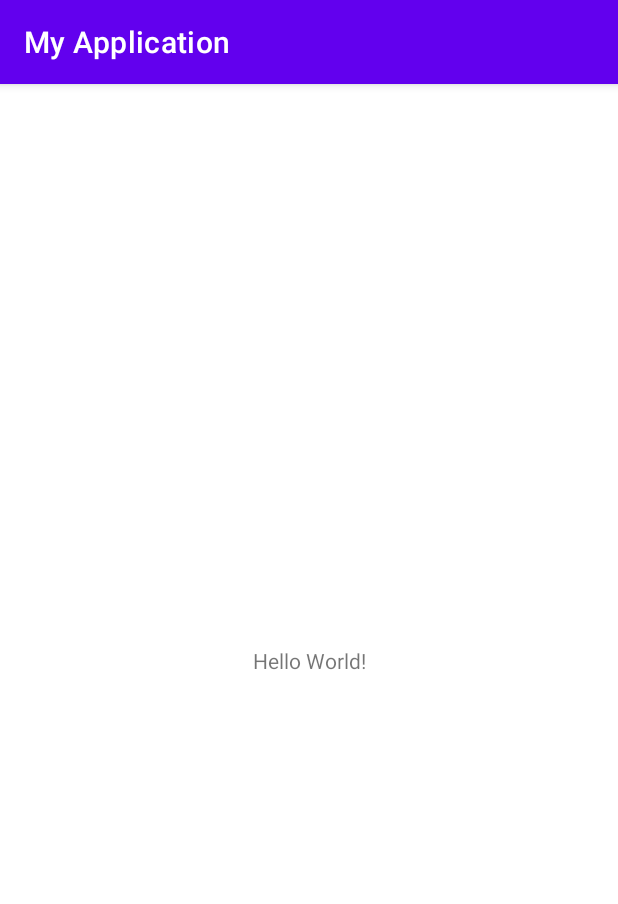
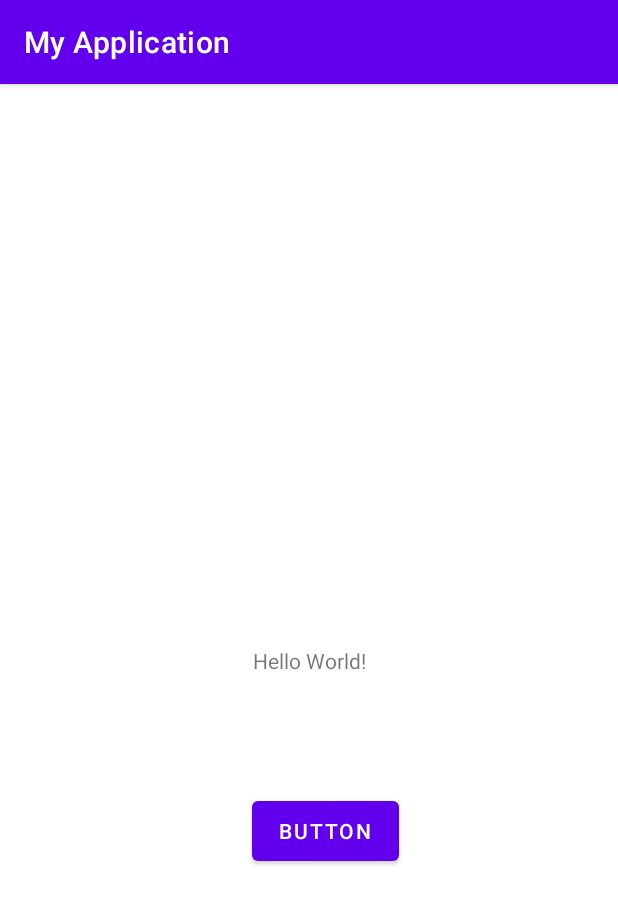
Before and after one commit to AlfredLouisCarpio/Carpio_IT-Elec2-1-30, an Android app: the screen it shows after launch (MainActivity), on a phone screen of 412 x 824 dp. Shown: the top 904 px of the screen. Run offline under Robolectric (Android 15) with nearby library versions, the phone set to English and light mode, and no system bars.

Commit message:
Initial MyApplication project

```diff
--- a/app/src/main/java/com/example/myapplication/MainActivity.java
+++ b/app/src/main/java/com/example/myapplication/MainActivity.java
@@ -4,6 +4,8 @@ import androidx.appcompat.app.AppCompatActivity;
 
 import android.os.Bundle;
 import android.util.Log;
+import android.view.View;
+import android.widget.Button;
 
 public class MainActivity extends AppCompatActivity {
     private static final String TAG = "MainActivity";
@@ -19,5 +21,14 @@ public class MainActivity extends AppCompatActivity {
         Log.w(TAG, "This is a warn log");
         Log.e(TAG, "This is a error log");
 
+        Button button = (Button) findViewById(R.id.button);
+
+        button.setOnClickListener(new View.OnClickListener() {
+            @Override
+            public void onClick(View v) {
+                Log.i(TAG, "Button Clicked");
+            }
+        });
+
     }
 }
--- a/app/src/main/res/layout/activity_main.xml
+++ b/app/src/main/res/layout/activity_main.xml
@@ -15,4 +15,15 @@
         app:layout_constraintStart_toStartOf="parent"
         app:layout_constraintTop_toTopOf="parent" />
 
+    <Button
+        android:id="@+id/button"
+        android:layout_width="98dp"
+        android:layout_height="52dp"
+        android:layout_marginBottom="244dp"
+        android:text="Button"
+        app:layout_constraintBottom_toBottomOf="parent"
+        app:layout_constraintEnd_toEndOf="parent"
+        app:layout_constraintHorizontal_bias="0.536"
+        app:layout_constraintStart_toStartOf="parent" />
+
 </androidx.constraintlayout.widget.ConstraintLayout>
```
